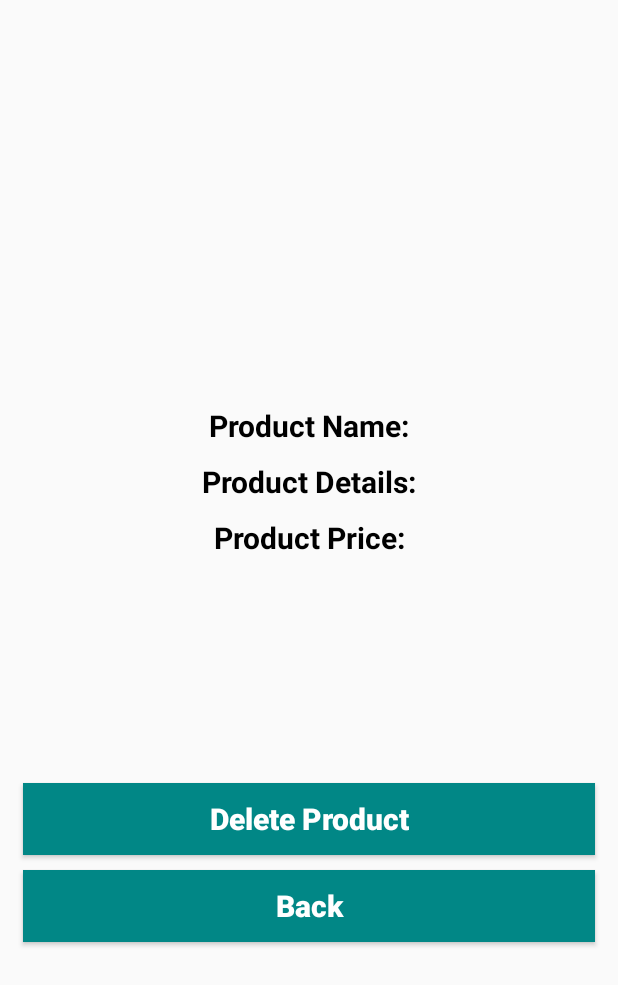
After one commit to georgekouzi/buyShowApp, an Android app: the SellerProductDetailsActivity screen opened directly, with no data from a screen before it, on a phone screen of 412 x 824 dp. The commit adds this screen. Shown: the top 985 px of the screen. Run offline under Robolectric (Android 15) with nearby library versions, the phone set to English and light mode, and no system bars; our stand-ins replace Firebase (no records; nobody signed in at launch, a user with empty details on screens opened directly), Picasso; 4 statements that could not run were skipped.

Commit message:
delete product from firebase

```diff
--- a/app/src/main/java/com/example/buyshow/SellerAddNewProductActivityActivity.java
+++ b/app/src/main/java/com/example/buyshow/SellerAddNewProductActivityActivity.java
@@ -92,9 +92,7 @@ public class SellerAddNewProductActivityActivity extends AppCompatActivity {
             productImage.setImageURI(imageUri);
             Toast.makeText(this,imageUri.toString(),Toast.LENGTH_SHORT).show();
 
-
         }
-
     }
 
     private void validateProductData() {
--- /dev/null
+++ b/app/src/main/java/com/example/buyshow/SellerProductDetailsActivity.java
@@ -0,0 +1,140 @@
+package com.example.buyshow;
+
+import androidx.annotation.NonNull;
+import androidx.appcompat.app.AppCompatActivity;
+
+import android.content.Intent;
+import android.net.Uri;
+import android.os.Bundle;
+import android.view.View;
+import android.widget.Button;
+import android.widget.ImageView;
+import android.widget.TextView;
+import android.widget.Toast;
+
+import com.example.buyshow.Model.products;
+import com.google.android.gms.tasks.OnCompleteListener;
+import com.google.android.gms.tasks.OnFailureListener;
+import com.google.android.gms.tasks.OnSuccessListener;
+import com.google.android.gms.tasks.Task;
+import com.google.firebase.database.DataSnapshot;
+import com.google.firebase.database.DatabaseError;
+import com.google.firebase.database.DatabaseReference;
+import com.google.firebase.database.FirebaseDatabase;
+import com.google.firebase.database.ValueEventListener;
+import com.google.firebase.storage.FirebaseStorage;
+import com.google.firebase.storage.StorageReference;
+import com.squareup.picasso.Picasso;
+
+public class SellerProductDetailsActivity extends AppCompatActivity {
+private String pid,phoneId,image_uri;
+    private TextView productPrice,productName,productDetails;
+    private ImageView productImage;
+    private Button buttonBack,buttonDeleteProduct;
+    private DatabaseReference getProductInfoDB;
+    private StorageReference productImageRef;
+    private Uri imageUri;
+
+
+    public SellerProductDetailsActivity() {
+    }
+
+    @Override
+    protected void onCreate(Bundle savedInstanceState) {
+        super.onCreate(savedInstanceState);
+        setContentView(R.layout.activity_seller_product_details);
+        phoneId=getIntent().getExtras().get("phone_id").toString();
+        pid=getIntent().getExtras().get("pid").toString();
+        image_uri=getIntent().getExtras().get("Image_uri").toString();
+
+        productName = (TextView) findViewById(R.id.seller_product_name_d);
+        productDetails = (TextView) findViewById(R.id.seller_product_details_d);
+        productPrice = (TextView) findViewById(R.id.seller_product_price_d);
+        productImage = (ImageView) findViewById(R.id.seller_product_image_d);
+
+        buttonDeleteProduct= (Button) findViewById(R.id.seller_button_delete_product_d);
+        buttonBack= (Button) findViewById(R.id.seller_button_back);
+
+
+
+
+
+
+        getProductInfoDB = FirebaseDatabase.getInstance().getReference().child("Products");
+        getProductInfoDB.child(pid).addValueEventListener(new ValueEventListener() {
+            @Override
+            public void onDataChange(@NonNull DataSnapshot snapshot) {
+                Toast.makeText(SellerProductDetailsActivity.this,pid,Toast.LENGTH_SHORT).show();
+
+                if(snapshot.exists()){
+                    products productsD=snapshot.getValue(products.class);
+                    productName.setText(productsD.getName());
+                    productDetails.setText(productsD.getDescription());
+                    productPrice.setText(productsD.getPrice());
+                    Picasso.get().load(productsD.getImage()).into(productImage);
+
+                }
+            }
+
+            @Override
+            public void onCancelled(@NonNull DatabaseError error) {
+
+            }
+
+
+
+        });
+
+        buttonDeleteProduct.setOnClickListener(new View.OnClickListener() {
+            @Override
+            public void onClick(View view) {
+                StorageReference photoRef = FirebaseStorage.getInstance().getReferenceFromUrl(image_uri);
+                photoRef.delete().addOnSuccessListener(new OnSuccessListener<Void>() {
+                    @Override
+                    public void onSuccess(Void unused) {
+                        Toast.makeText(SellerProductDetailsActivity.this,"Product delete url successful.",Toast.LENGTH_SHORT).show();
+
+                    }
+                }).addOnFailureListener(new OnFailureListener() {
+                    @Override
+                    public void onFailure(@NonNull Exception e) {
+                        Toast.makeText(SellerProductDetailsActivity.this,"error",Toast.LENGTH_SHORT).show();
+
+                    }
+                });
+
+
+                getProductInfoDB.child(pid).removeValue().addOnCompleteListener(new OnCompleteListener<Void>() {
+                    @Override
+                    public void onComplete(@NonNull Task<Void> task) {
+                        if (task.isSuccessful()){
+                            Toast.makeText(SellerProductDetailsActivity.this,"Product delete successful.",Toast.LENGTH_SHORT).show();
+                            Intent intent = new Intent(SellerProductDetailsActivity.this,SellerProductActivity.class);
+                            startActivity(intent);
+                        }
+                    }
+                });
+
+
+            }
+        });
+        buttonBack.setOnClickListener(new View.OnClickListener() {
+            @Override
+            public void onClick(View view) {
+                Intent intent = new Intent(SellerProductDetailsActivity.this,SellerProductActivity.class);
+                startActivity(intent);
+            }
+        });
+
+
+
+
+
+
+    }
+
+
+
+
+
+}
--- a/app/src/main/java/com/example/buyshow/SellersActivity.java
+++ b/app/src/main/java/com/example/buyshow/SellersActivity.java
@@ -9,7 +9,7 @@ import android.widget.Button;
 import android.widget.Toast;
 
 public class SellersActivity extends AppCompatActivity {
-    private Button checkOrder ,addProduct,deleteProduct,viewYourUploadedProducts;
+    private Button checkOrder ,addProduct,viewYourUploadedProducts;
     private String phone;
     @Override
     protected void onCreate(Bundle savedInstanceState) {
@@ -20,7 +20,6 @@ public class SellersActivity extends AppCompatActivity {
 
         checkOrder=(Button) findViewById(R.id.check_order);
         addProduct=(Button) findViewById(R.id.add_product);
-        deleteProduct=(Button) findViewById(R.id.delete_product);
         viewYourUploadedProducts=(Button) findViewById(R.id.view_your_uploaded_products);
 
         viewYourUploadedProducts.setOnClickListener(new View.OnClickListener() {
--- /dev/null
+++ b/app/src/main/res/layout/activity_seller_product_details.xml
@@ -0,0 +1,91 @@
+<?xml version="1.0" encoding="utf-8"?>
+<RelativeLayout xmlns:android="http://schemas.android.com/apk/res/android"
+    xmlns:app="http://schemas.android.com/apk/res-auto"
+    xmlns:tools="http://schemas.android.com/tools"
+    android:layout_width="match_parent"
+    android:layout_height="match_parent"
+    tools:context=".SellerProductDetailsActivity">
+    <ImageView
+        android:id="@+id/seller_product_image_d"
+        android:layout_width="match_parent"
+        android:layout_height="260dp"
+        android:scaleType="centerCrop" />
+    <TextView
+        android:id="@+id/seller_product_name_d"
+        android:layout_width="match_parent"
+        android:layout_height="wrap_content"
+        android:layout_below="@id/seller_product_image_d"
+        android:text="Product Name:"
+        android:textStyle="bold"
+        android:textColor="@color/black"
+        android:textSize="20dp"
+        android:gravity="center"
+        android:layout_marginTop="10dp"
+
+        />
+    <TextView
+        android:id="@+id/seller_product_details_d"
+        android:layout_width="match_parent"
+        android:layout_height="wrap_content"
+        android:layout_below="@id/seller_product_name_d"
+        android:text="Product Details:"
+        android:textStyle="bold"
+        android:textColor="@color/black"
+        android:textSize="20dp"
+        android:gravity="center"
+        android:layout_marginTop="10dp"
+
+        />
+    <TextView
+        android:id="@+id/seller_product_price_d"
+        android:layout_width="match_parent"
+        android:layout_height="wrap_content"
+        android:layout_below="@id/seller_product_details_d"
+        android:text="Product Price:"
+        android:textStyle="bold"
+        android:textColor="@color/black"
+        android:textSize="20dp"
+        android:gravity="center"
+        android:layout_marginTop="10dp"
+
+        />
+
+
+    <Button
+        android:id="@+id/seller_button_delete_product_d"
+        android:layout_width="match_parent"
+        android:layout_height="wrap_content"
+        android:layout_below="@id/seller_product_price_d"
+        android:layout_marginLeft="15dp"
+        android:layout_marginTop="150dp"
+        android:layout_marginRight="15dp"
+        android:background="@color/teal_700"
+        android:gravity="center"
+        android:text="Delete Product"
+        android:textAllCaps="false"
+        android:textColor="@color/white"
+        android:textSize="20dp"
+        android:textStyle="bold"
+
+
+
+        />
+
+    <Button
+        android:id="@+id/seller_button_back"
+        android:layout_width="match_parent"
+        android:layout_height="wrap_content"
+        android:layout_below="@id/seller_button_delete_product_d"
+        android:layout_marginLeft="15dp"
+        android:layout_marginTop="10dp"
+        android:layout_marginRight="15dp"
+        android:background="@color/teal_700"
+        android:gravity="center"
+        android:text="Back"
+        android:textAllCaps="false"
+        android:textColor="@color/white"
+        android:textSize="20dp"
+        android:textStyle="bold"
+
+        />
+</RelativeLayout>
```
Also changed, not shown: app/src/main/AndroidManifest.xml (+6 -3 lines), app/src/main/java/com/example/buyshow/SellerProductActivity.java (+14 -0 lines), app/src/main/res/layout/activity_sellers.xml (+2 -17 lines).
